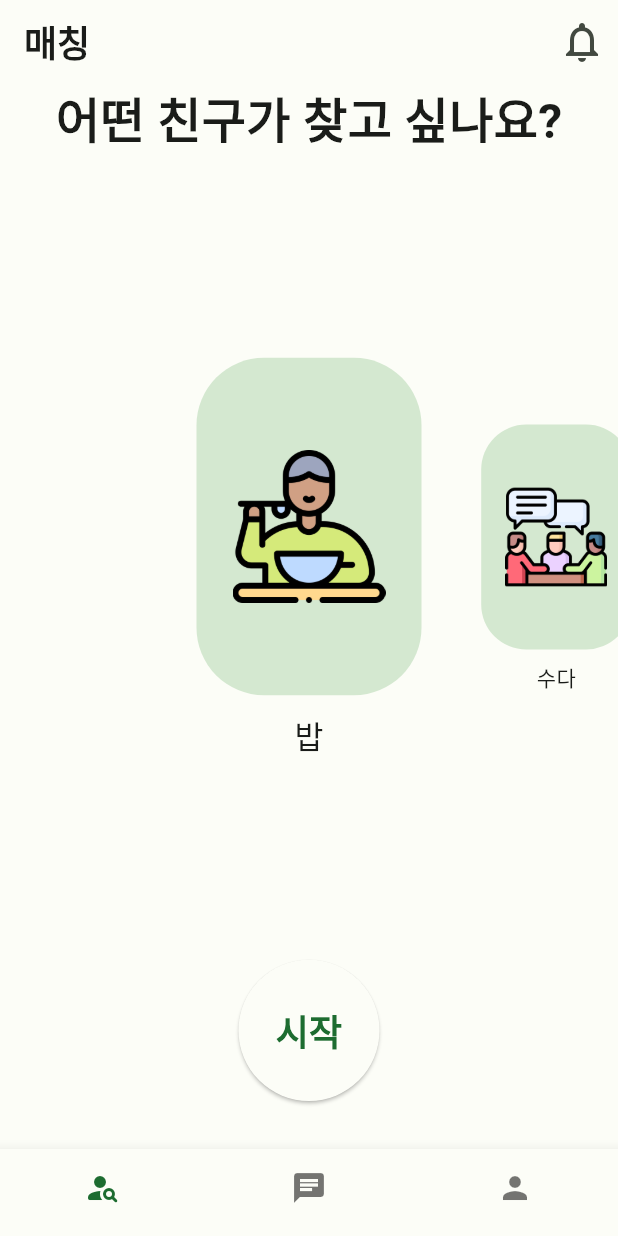
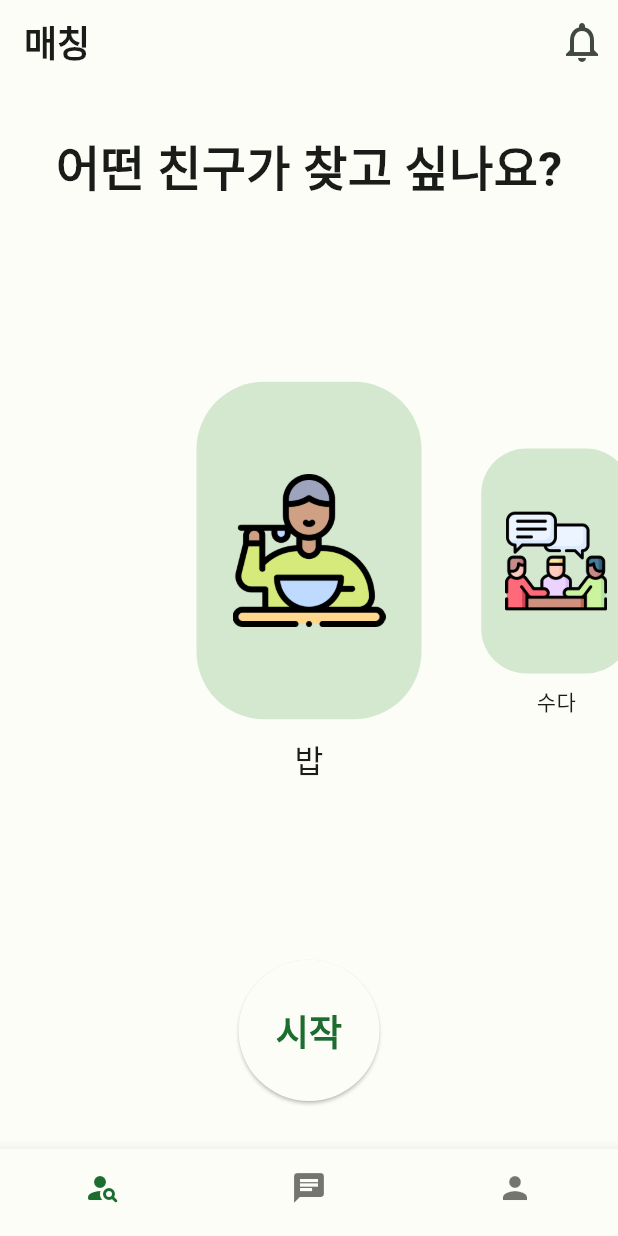
Before and after one commit to tjdwns5063/match_42, a Flutter app: the screen it shows after launch, after a tap on "시작", on a phone screen of 412 x 824 dp. Run offline on Flutter 3.47's test engine with Material 2 defaults, Android fonts, the phone set to English and light mode, and no system bars.

Commit message:
Fix: MatchPage InfiniteScroll 로직 수정
- InfiniteScroll 로직에서 불필요한 부분 삭제.
- MatchPage 위젯 간 여백 수정.

```diff
--- a/lib/match_page.dart
+++ b/lib/match_page.dart
@@ -67,26 +67,12 @@ class _MatchPageState extends State<MatchPage> {
   }
 
   void _moreItemNext() {
-    setState(() {
-      labels.addAll(const ['밥', '수다', '과제']);
-      selected.addAll(const [false, false, false]);
-      for (int i = 0; i < 3; ++i) {
-        labels.removeAt(0);
-        selected.removeAt(0);
-      }
-    });
     controller.jumpToPage(4);
+    controller.nextPage(
+        duration: const Duration(milliseconds: 200), curve: Curves.linear);
   }
 
   void _moreItemPrevious() {
-    setState(() {
-      labels.insertAll(0, const ['밥', '수다', '과제']);
-      selected.insertAll(0, const [false, false, false]);
-      for (int i = 0; i < 3; ++i) {
-        labels.removeLast();
-        selected.removeLast();
-      }
-    });
     controller.jumpToPage(5);
     controller.previousPage(
         duration: const Duration(milliseconds: 200), curve: Curves.linear);
@@ -116,11 +102,17 @@ class _MatchPageState extends State<MatchPage> {
       body: Column(
         mainAxisAlignment: MainAxisAlignment.spaceEvenly,
         children: [
+          const SizedBox(
+            height: 32.0,
+          ),
           const Center(
             child: Text(
               '어떤 친구가 찾고 싶나요?',
               style: TextStyle(fontSize: 32.0, fontWeight: FontWeight.w700),
             ),
+          ),
+          const SizedBox(
+            height: 32.0,
           ),
           Expanded(
             child: MatchPageView(
@@ -131,9 +123,10 @@ class _MatchPageState extends State<MatchPage> {
               onPressed: _onPressed,
             ),
           ),
-          Padding(
-            padding: EdgeInsets.only(bottom: 32.0),
-            child: ElevatedButton(
+          const SizedBox(
+            height: 32.0,
+          ),
+          ElevatedButton(
             onPressed: () {},
             style: ElevatedButton.styleFrom(
                 shape: const CircleBorder(),
@@ -143,7 +136,9 @@ class _MatchPageState extends State<MatchPage> {
               style: TextStyle(fontSize: 24.0, fontWeight: FontWeight.w700),
             ),
           ),
-          )
+          const SizedBox(
+            height: 32.0,
+          ),
         ],
       ),
     );
```
Lines whose indentation alone changed are shown as unchanged.
